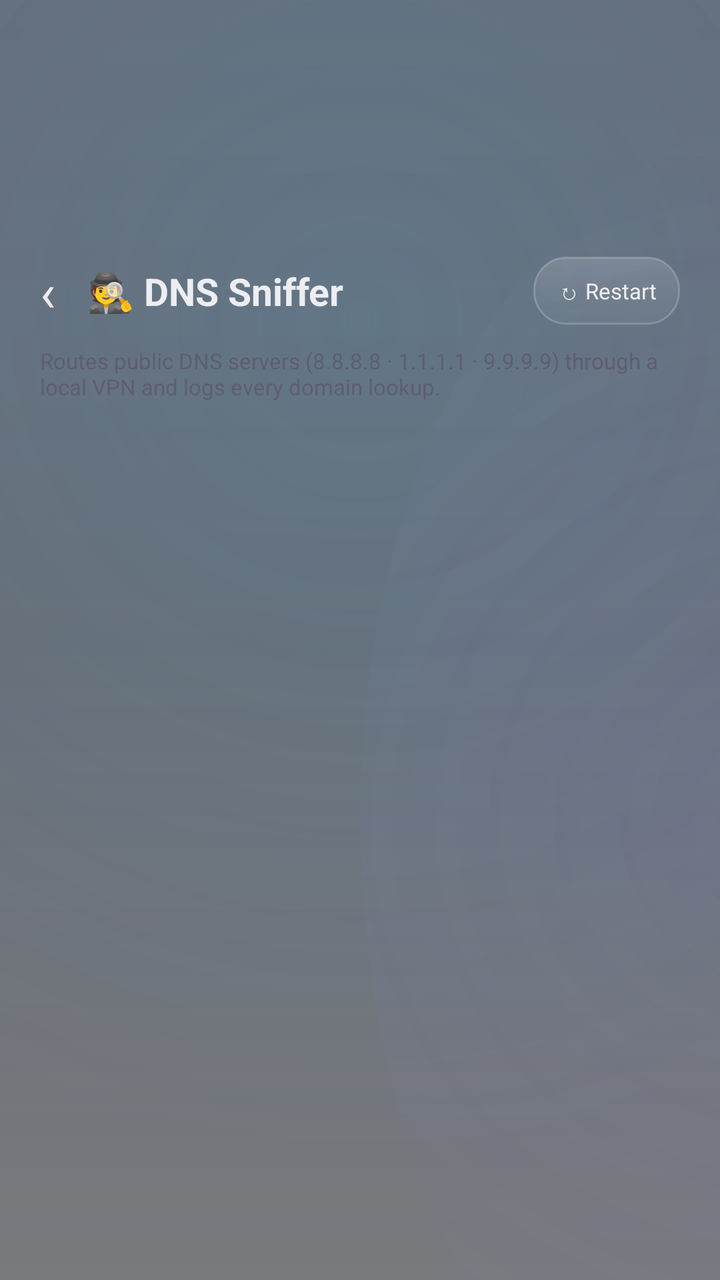
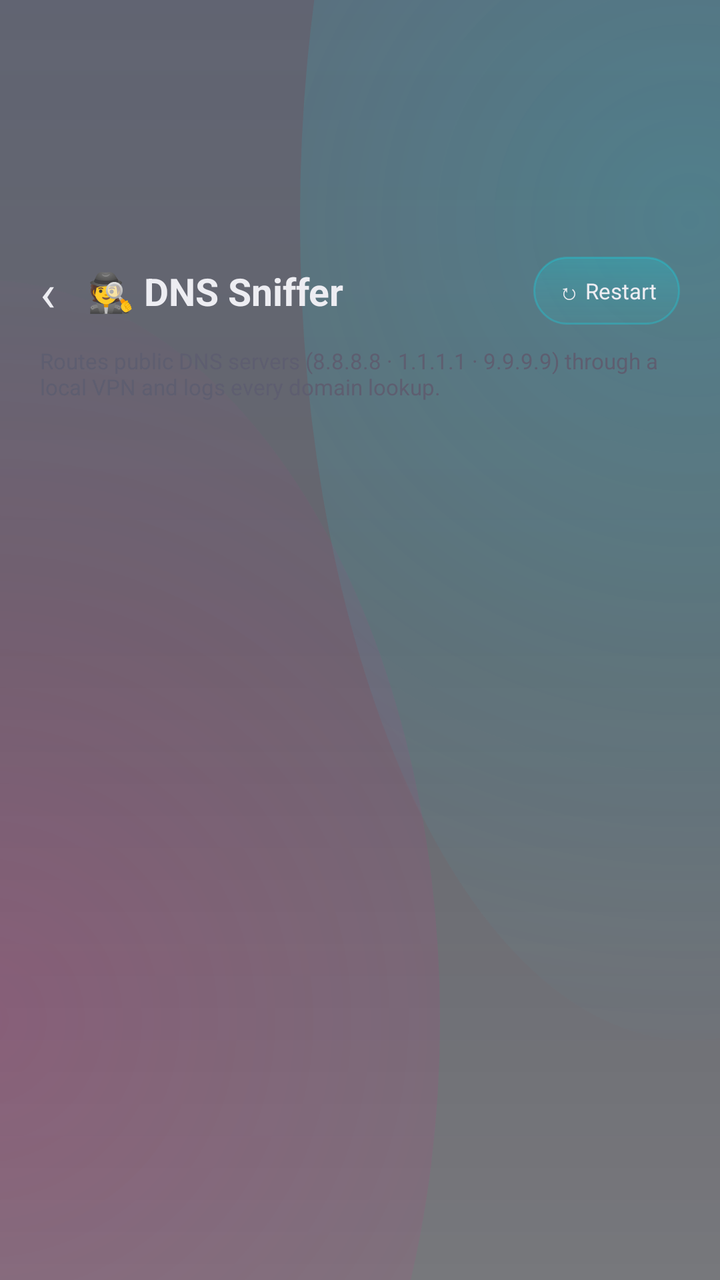

The first picture is an Android layout as it rendered before a commit; the second is the same layout after the commit. The layout source and the unified diff follow.
<!-- AndroidManifest.xml: application theme AppTheme -->
<!-- res/layout/activity_sniffer.xml -->
<?xml version="1.0" encoding="utf-8"?>
<LinearLayout xmlns:android="http://schemas.android.com/apk/res/android"
    android:layout_width="match_parent"
    android:layout_height="match_parent"
    android:orientation="vertical"
    android:background="@android:color/transparent">

    <LinearLayout
        android:layout_marginTop="80dp"
        android:layout_width="match_parent"
        android:layout_height="wrap_content"
        android:orientation="horizontal"
        android:gravity="center_vertical"
        android:paddingHorizontal="20dp"
        android:paddingTop="48dp"
        android:paddingBottom="10dp">

        <TextView
            android:id="@+id/btn_back"
            android:layout_width="wrap_content"
            android:layout_height="wrap_content"
            android:text="‹"
            android:textSize="26sp"
            android:textColor="#EDEDF2"
            android:paddingEnd="16dp"
            android:clickable="true"
            android:focusable="true" />

        <TextView
            android:layout_width="0dp"
            android:layout_weight="1"
            android:layout_height="wrap_content"
            android:text="🕵️ DNS Sniffer"
            android:textSize="19sp"
            android:textColor="#EDEDF2"
            android:textStyle="bold" />

        <TextView
            android:id="@+id/btn_toggle"
            android:layout_width="wrap_content"
            android:layout_height="34dp"
            android:gravity="center"
            android:text="↻ Restart"
            android:textSize="11sp"
            android:textColor="#EDEDF2"
            android:background="@drawable/btn_secondary"
            android:paddingHorizontal="12dp"
            android:clickable="true"
            android:focusable="true" />
    </LinearLayout>

    <TextView
        android:layout_width="match_parent"
        android:layout_height="wrap_content"
        android:textSize="11sp"
        android:textColor="#5E5E70"
        android:paddingHorizontal="20dp"
        android:text="Routes public DNS servers (8.8.8.8 · 1.1.1.1 · 9.9.9.9) through a local VPN and logs every domain lookup." />

    <ScrollView
        android:layout_width="match_parent"
        android:layout_height="match_parent"
        android:layout_margin="20dp">

        <TextView
            android:id="@+id/tv_output"
            android:layout_width="match_parent"
            android:layout_height="wrap_content"
            android:textSize="12sp"
            android:textColor="#93C5FD"
            android:fontFamily="monospace" />
    </ScrollView>
</LinearLayout>
<!-- resources referenced by this layout -->
<resources>
  <!-- drawable btn_secondary (drawable) -->
  <?xml version="1.0" encoding="utf-8"?>
  <ripple xmlns:android="http://schemas.android.com/apk/res/android"
      android:color="#30FFFFFF">
      <item>
          <shape>
              <gradient android:angle="270"
                  android:startColor="#26FFFFFF"
                  android:centerColor="#14FFFFFF"
                  android:endColor="#0AFFFFFF" />
              <stroke android:width="1dp" android:color="#33FFFFFF" />
              <corners android:radius="16dp" />
          </shape>
      </item>
  </ripple>
  <style name="AppTheme" parent="Theme.AppCompat.NoActionBar">
          <item name="android:windowBackground">@drawable/bg_root</item>
          <item name="android:statusBarColor">@android:color/transparent</item>
          <item name="android:navigationBarColor">#FF060910</item>
          <item name="android:windowLightStatusBar">false</item>
          <item name="colorAccent">#FF4CC2FF</item>
          <item name="colorPrimary">#0C1220</item>
          <item name="colorPrimaryDark">#060910</item>
          <item name="android:windowDrawsSystemBarBackgrounds">true</item>
          <item name="android:windowActivityTransitions">true</item>
          <item name="android:windowContentTransitions">true</item>
          <item name="android:windowAllowEnterTransitionOverlap">true</item>
          <item name="android:windowAllowReturnTransitionOverlap">true</item>
          <item name="android:alertDialogTheme">@style/GlassDialogTheme</item>
      </style>
  <!-- drawable bg_root (drawable) -->
  <?xml version="1.0" encoding="utf-8"?>
  <layer-list xmlns:android="http://schemas.android.com/apk/res/android">
      
      <item>
          <shape>
              <gradient android:angle="270"
                  android:startColor="#FF141C2E"
                  android:centerColor="#FF0C1220"
                  android:endColor="#FF060910" />
          </shape>
      </item>
      
      <item android:top="-320dp" android:left="-120dp" android:right="-120dp">
          <shape android:shape="oval">
              <gradient android:type="radial"
                  android:centerX="0.5" android:centerY="0.5"
                  android:startColor="#2E38BDF8"
                  android:endColor="#0038BDF8"
                  android:gradientRadius="420dp" />
          </shape>
      </item>
      
      <item android:top="-60dp" android:left="-260dp" android:right="140dp" android:bottom="-160dp">
          <shape android:shape="oval">
              <gradient android:type="radial"
                  android:centerX="0.5" android:centerY="0.5"
                  android:startColor="#264C6BC0"
                  android:endColor="#004C6BC0"
                  android:gradientRadius="380dp" />
          </shape>
      </item>
      
      <item android:top="60dp" android:left="180dp" android:right="-260dp" android:bottom="-120dp">
          <shape android:shape="oval">
              <gradient android:type="radial"
                  android:centerX="0.5" android:centerY="0.5"
                  android:startColor="#228181F2"
                  android:endColor="#008181F2"
                  android:gradientRadius="360dp" />
          </shape>
      </item>
  </layer-list>
  <style name="GlassDialogTheme" parent="Theme.AppCompat.Dialog.Alert">
          <item name="android:windowBackground">@drawable/glass_dialog</item>
          <item name="android:windowIsFloating">true</item>
          <item name="colorAccent">#FF4CC2FF</item>
      </style>
  <!-- drawable glass_dialog (drawable) -->
  <?xml version="1.0" encoding="utf-8"?>
  <layer-list xmlns:android="http://schemas.android.com/apk/res/android">
      
      <item android:top="5dp" android:left="3dp" android:right="3dp" android:bottom="-2dp">
          <shape>
              <corners android:radius="22dp" />
              <solid android:color="#33000000" />
          </shape>
      </item>
      
      <item>
          <shape>
              <gradient android:angle="270"
                  android:startColor="#B8202C42"
                  android:centerColor="#96162032"
                  android:endColor="#730E1728" />
              <corners android:radius="22dp" />
              <stroke android:width="1dp" android:color="#5E9FB6D0" />
          </shape>
      </item>
      
      <item android:top="3dp" android:left="3dp" android:right="3dp" android:bottom="3dp">
          <shape>
              <corners android:radius="19dp" />
              <solid android:color="#12FFFFFF" />
          </shape>
      </item>
      
      <item android:top="1dp" android:left="1dp" android:right="1dp" android:bottom="34dp">
          <shape>
              <gradient android:angle="270"
                  android:startColor="#2AFFFFFF"
                  android:endColor="#00FFFFFF" />
              <corners android:radius="21dp" />
          </shape>
      </item>
  </layer-list>
</resources>

<!-- the commit's change to res/layout/activity_sniffer.xml (unified diff, before → after) -->
@@ -67,7 +67,7 @@
             android:layout_width="match_parent"
             android:layout_height="wrap_content"
             android:textSize="12sp"
-            android:textColor="#93C5FD"
+            android:textColor="#00F0FF"
             android:fontFamily="monospace" />
     </ScrollView>
 </LinearLayout>
<!-- resource entries referenced after the edit -->
@@ -7,11 +7,11 @@
       <item>
           <shape>
               <gradient android:angle="270"
-                  android:startColor="#26FFFFFF"
-                  android:centerColor="#14FFFFFF"
-                  android:endColor="#0AFFFFFF" />
-              <stroke android:width="1dp" android:color="#33FFFFFF" />
-              <corners android:radius="16dp" />
+                  android:startColor="#3300F0FF"
+                  android:centerColor="#1F00F0FF"
+                  android:endColor="#1200F0FF" />
+              <stroke android:width="1dp" android:color="#4000F0FF" />
+              <corners android:radius="18dp" />
           </shape>
       </item>
   </ripple>
@@ -20,7 +20,7 @@
           <item name="android:statusBarColor">@android:color/transparent</item>
           <item name="android:navigationBarColor">#FF060910</item>
           <item name="android:windowLightStatusBar">false</item>
-          <item name="colorAccent">#FF4CC2FF</item>
+          <item name="colorAccent">#FF0080</item>
           <item name="colorPrimary">#0C1220</item>
           <item name="colorPrimaryDark">#060910</item>
           <item name="android:windowDrawsSystemBarBackgrounds">true</item>
@@ -37,46 +37,36 @@
       <item>
           <shape>
               <gradient android:angle="270"
-                  android:startColor="#FF141C2E"
-                  android:centerColor="#FF0C1220"
-                  android:endColor="#FF060910" />
+                  android:startColor="#FF0C1126"
+                  android:centerColor="#FF080A16"
+                  android:endColor="#FF04050D" />
           </shape>
       </item>
       
-      <item android:top="-320dp" android:left="-120dp" android:right="-120dp">
+      <item android:top="-300dp" android:left="150dp" android:right="-180dp" android:bottom="120dp">
           <shape android:shape="oval">
               <gradient android:type="radial"
                   android:centerX="0.5" android:centerY="0.5"
-                  android:startColor="#2E38BDF8"
-                  android:endColor="#0038BDF8"
-                  android:gradientRadius="420dp" />
+                  android:startColor="#4A00F0FF"
+                  android:endColor="#0000F0FF"
+                  android:gradientRadius="430dp" />
           </shape>
       </item>
       
-      <item android:top="-60dp" android:left="-260dp" android:right="140dp" android:bottom="-160dp">
+      <item android:top="140dp" android:left="-240dp" android:right="140dp" android:bottom="-240dp">
           <shape android:shape="oval">
               <gradient android:type="radial"
                   android:centerX="0.5" android:centerY="0.5"
-                  android:startColor="#264C6BC0"
-                  android:endColor="#004C6BC0"
-                  android:gradientRadius="380dp" />
-          </shape>
-      </item>
-      
-      <item android:top="60dp" android:left="180dp" android:right="-260dp" android:bottom="-120dp">
-          <shape android:shape="oval">
-              <gradient android:type="radial"
-                  android:centerX="0.5" android:centerY="0.5"
-                  android:startColor="#228181F2"
-                  android:endColor="#008181F2"
-                  android:gradientRadius="360dp" />
+                  android:startColor="#45FF0080"
+                  android:endColor="#00FF0080"
+                  android:gradientRadius="400dp" />
           </shape>
       </item>
   </layer-list>
   <style name="GlassDialogTheme" parent="Theme.AppCompat.Dialog.Alert">
           <item name="android:windowBackground">@drawable/glass_dialog</item>
           <item name="android:windowIsFloating">true</item>
-          <item name="colorAccent">#FF4CC2FF</item>
+          <item name="colorAccent">#FF0080</item>
       </style>
   <!-- drawable glass_dialog (drawable) -->
   <?xml version="1.0" encoding="utf-8"?>
@@ -84,35 +74,32 @@
       
       <item android:top="5dp" android:left="3dp" android:right="3dp" android:bottom="-2dp">
           <shape>
-              <corners android:radius="22dp" />
+              <corners android:radius="24dp" />
               <solid android:color="#33000000" />
           </shape>
       </item>
       
       <item>
           <shape>
-              <gradient android:angle="270"
-                  android:startColor="#B8202C42"
-                  android:centerColor="#96162032"
-                  android:endColor="#730E1728" />
-              <corners android:radius="22dp" />
-              <stroke android:width="1dp" android:color="#5E9FB6D0" />
+              <corners android:radius="24dp" />
+              <solid android:color="#B90E0E1E" />
+              <stroke android:width="1dp" android:color="#5E00F0FF" />
           </shape>
       </item>
       
       <item android:top="3dp" android:left="3dp" android:right="3dp" android:bottom="3dp">
           <shape>
-              <corners android:radius="19dp" />
+              <corners android:radius="21dp" />
               <solid android:color="#12FFFFFF" />
           </shape>
       </item>
       
-      <item android:top="1dp" android:left="1dp" android:right="1dp" android:bottom="34dp">
+      <item android:top="1dp" android:left="1dp" android:right="1dp" android:bottom="36dp">
           <shape>
               <gradient android:angle="270"
                   android:startColor="#2AFFFFFF"
                   android:endColor="#00FFFFFF" />
-              <corners android:radius="21dp" />
+              <corners android:radius="23dp" />
           </shape>
       </item>
   </layer-list>
